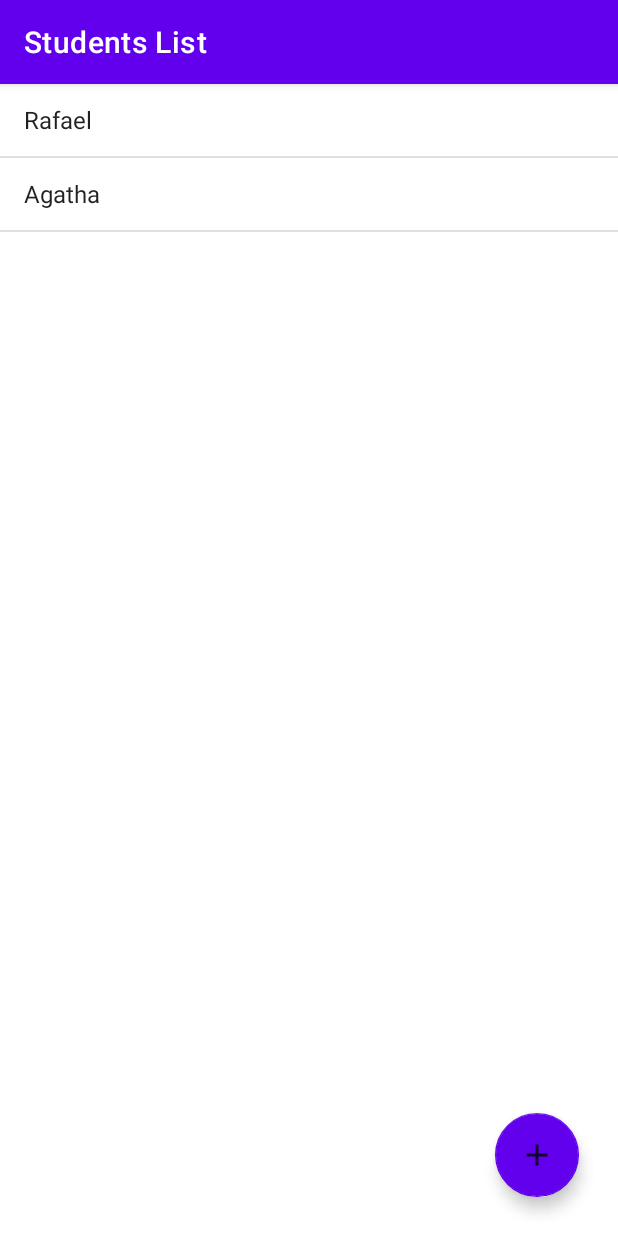
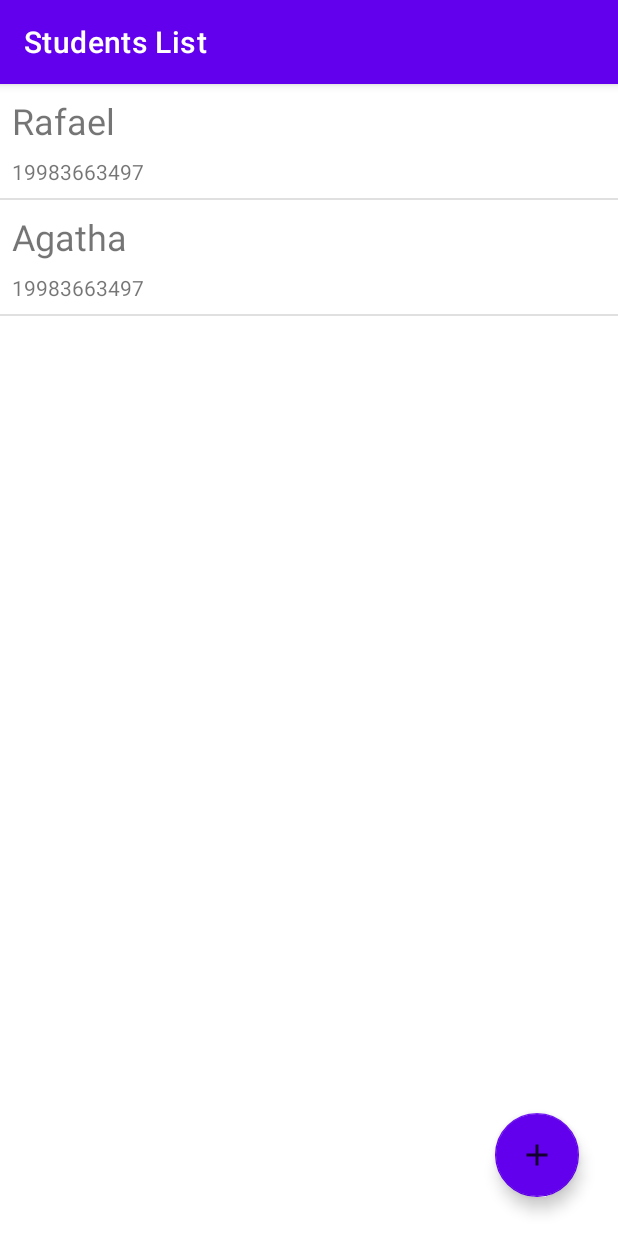
Before and after one commit to rafaelvpiccolo/StudentAgenda, an Android app: the screen it shows after launch (StudentsListActivity), on a phone screen of 412 x 824 dp. Run offline under Robolectric (Android 15) with nearby library versions, the phone set to English and light mode, and no system bars.

Commit message:
Improved Students List

```diff
--- a/app/src/main/java/com/rafaelpiccolo/studentsagenda/view/StudentsListActivity.java
+++ b/app/src/main/java/com/rafaelpiccolo/studentsagenda/view/StudentsListActivity.java
@@ -1,9 +1,6 @@
 package com.rafaelpiccolo.studentsagenda.view;
 
 import static com.rafaelpiccolo.studentsagenda.view.ActivitiesConstants.STUDENT_KEY;
-
-import androidx.annotation.NonNull;
-import androidx.appcompat.app.AppCompatActivity;
 
 import android.content.Intent;
 import android.os.Bundle;
@@ -11,20 +8,21 @@ import android.view.ContextMenu;
 import android.view.MenuItem;
 import android.view.View;
 import android.widget.AdapterView;
-import android.widget.ArrayAdapter;
 import android.widget.ListView;
+
+import androidx.annotation.NonNull;
+import androidx.appcompat.app.AppCompatActivity;
 
 import com.google.android.material.floatingactionbutton.FloatingActionButton;
 import com.rafaelpiccolo.studentsagenda.R;
 import com.rafaelpiccolo.studentsagenda.dao.StudentDAO;
 import com.rafaelpiccolo.studentsagenda.model.Student;
-
-import java.util.List;
+import com.rafaelpiccolo.studentsagenda.view.adapter.StudentsListAdapter;
 
 public class StudentsListActivity extends AppCompatActivity {
 
     private final StudentDAO dao = new StudentDAO();
-    private ArrayAdapter<Student> adapter;
+    private StudentsListAdapter adapter;
 
     @Override
     protected void onCreate(Bundle savedInstanceState) {
@@ -63,8 +61,7 @@ public class StudentsListActivity extends AppCompatActivity {
     }
 
     private void reloadStudents() {
-        adapter.clear();
-        adapter.addAll(dao.all());
+        adapter.reload(dao.all());
     }
 
     public void configureFAB() {
@@ -101,7 +98,7 @@ public class StudentsListActivity extends AppCompatActivity {
     }
 
     private void configureAdapter(ListView studentsList) {
-        adapter = new ArrayAdapter<>(this, android.R.layout.simple_list_item_1);
+        adapter = new StudentsListAdapter(this);
         studentsList.setAdapter(adapter);
     }
 
--- /dev/null
+++ b/app/src/main/java/com/rafaelpiccolo/studentsagenda/view/adapter/StudentsListAdapter.java
@@ -0,0 +1,70 @@
+package com.rafaelpiccolo.studentsagenda.view.adapter;
+
+import android.content.Context;
+import android.view.LayoutInflater;
+import android.view.View;
+import android.view.ViewGroup;
+import android.widget.BaseAdapter;
+import android.widget.TextView;
+
+import com.rafaelpiccolo.studentsagenda.R;
+import com.rafaelpiccolo.studentsagenda.model.Student;
+
+import java.util.ArrayList;
+import java.util.List;
+
+public class StudentsListAdapter extends BaseAdapter {
+    private final List<Student> students = new ArrayList<>();
+    private final Context context;
+
+    public StudentsListAdapter(Context context) {
+        this.context = context;
+    }
+
+    @Override
+    public int getCount() {
+        return students.size();
+    }
+
+    @Override
+    public Student getItem(int position) {
+        return students.get(position);
+    }
+
+    @Override
+    public long getItemId(int position) {
+        return students.get(position).getId();
+    }
+
+    @Override
+    public View getView(int position, View convertView, ViewGroup parent) {
+        View createdView = getInflate(parent);
+        Student student = students.get(position);
+        setInfo(createdView, student);
+        return createdView;
+    }
+
+    private void setInfo(View view, Student student) {
+        TextView name = view.findViewById(R.id.student_name_item);
+        name.setText(student.getName());
+        TextView mobile = view.findViewById(R.id.student_mobile_item);
+        mobile.setText(student.getMobile());
+    }
+
+    private View getInflate(ViewGroup parent) {
+        return LayoutInflater
+                .from(context)
+                .inflate(R.layout.student_item, parent, false);
+    }
+
+    public void reload(List<Student> students) {
+        this.students.clear();
+        this.students.addAll(students);
+        notifyDataSetChanged();
+    }
+
+    public void remove(Student student) {
+        students.remove(student);
+        notifyDataSetChanged();
+    }
+}
--- /dev/null
+++ b/app/src/main/res/layout/student_item.xml
@@ -0,0 +1,27 @@
+<?xml version="1.0" encoding="utf-8"?>
+<LinearLayout xmlns:android="http://schemas.android.com/apk/res/android"
+    xmlns:tools="http://schemas.android.com/tools"
+    android:orientation="vertical"
+    android:layout_width="match_parent"
+    android:layout_height="match_parent">
+
+    <TextView
+        android:id="@+id/student_name_item"
+        android:layout_width="match_parent"
+        android:layout_height="wrap_content"
+        android:textSize="24sp"
+        android:layout_margin="8dp"
+        android:layout_marginEnd="8dp"
+        android:layout_marginBottom="8dp"
+        tools:text="Alex">
+    </TextView>
+    <TextView
+        android:id="@+id/student_mobile_item"
+        android:layout_width="match_parent"
+        android:layout_height="wrap_content"
+        android:layout_marginStart="8dp"
+        android:layout_marginEnd="8dp"
+        android:layout_marginBottom="8dp"
+        tools:text="19983663497">
+    </TextView>
+</LinearLayout>
```
